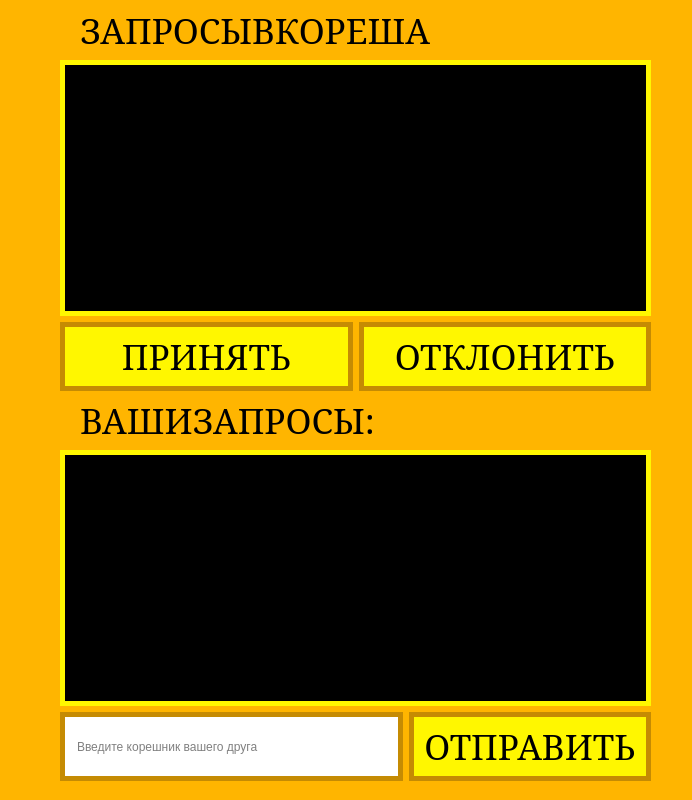
Qt form PesterChum/friendrequset.ui (S032/PesterChum) before a commit.
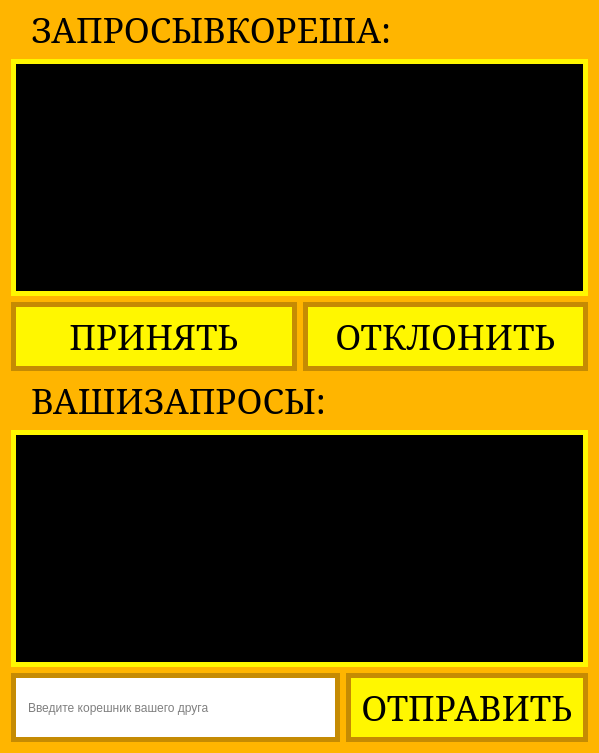
The same form after that commit.

```diff
--- a/PesterChum/friendrequset.ui
+++ b/PesterChum/friendrequset.ui
@@ -6,8 +6,8 @@
    <rect>
     <x>0</x>
     <y>0</y>
-    <width>692</width>
-    <height>800</height>
+    <width>599</width>
+    <height>753</height>
    </rect>
   </property>
   <property name="windowTitle">
@@ -20,14 +20,25 @@
     border-radius: 3px;
     border-radius: 0;</string>
   </property>
+  <layout class="QVBoxLayout" name="verticalLayout">
+   <property name="spacing">
+    <number>0</number>
+   </property>
+   <property name="topMargin">
+    <number>0</number>
+   </property>
+   <item>
+    <layout class="QVBoxLayout" name="Inc_req">
+     <property name="spacing">
+      <number>0</number>
+     </property>
+     <item>
   <widget class="QLabel" name="label">
-   <property name="geometry">
-    <rect>
-     <x>60</x>
-     <y>10</y>
-     <width>381</width>
-     <height>41</height>
-    </rect>
+       <property name="minimumSize">
+        <size>
+         <width>0</width>
+         <height>43</height>
+        </size>
    </property>
    <property name="font">
     <font>
@@ -42,38 +53,7 @@
     <string>ЗАПРОСЫВКОРЕША:</string>
    </property>
   </widget>
-  <widget class="QLabel" name="label_2">
-   <property name="geometry">
-    <rect>
-     <x>60</x>
-     <y>400</y>
-     <width>331</width>
-     <height>41</height>
-    </rect>
-   </property>
-   <property name="font">
-    <font>
-     <family>MS Serif</family>
-     <pointsize>26</pointsize>
-    </font>
-   </property>
-   <property name="styleSheet">
-    <string notr="true">color: rgb(0, 0, 0);</string>
-   </property>
-   <property name="text">
-    <string>ВАШИЗАПРОСЫ:</string>
-   </property>
-  </widget>
-  <widget class="QWidget" name="layoutWidget">
-   <property name="geometry">
-    <rect>
-     <x>60</x>
-     <y>60</y>
-     <width>591</width>
-     <height>331</height>
-    </rect>
-   </property>
-   <layout class="QVBoxLayout" name="verticalLayout">
+     </item>
     <item>
      <widget class="QListView" name="incoming_req">
       <property name="font">
@@ -99,8 +79,27 @@
       </property>
      </widget>
     </item>
+     <item>
+      <spacer name="verticalSpacer">
+       <property name="orientation">
+        <enum>Qt::Vertical</enum>
+       </property>
+       <property name="sizeType">
+        <enum>QSizePolicy::Fixed</enum>
+       </property>
+       <property name="sizeHint" stdset="0">
+        <size>
+         <width>20</width>
+         <height>6</height>
+        </size>
+       </property>
+      </spacer>
+     </item>
     <item>
      <layout class="QHBoxLayout" name="horizontalLayout">
+       <property name="spacing">
+        <number>0</number>
+       </property>
       <item>
        <widget class="QPushButton" name="pushButton">
         <property name="font">
@@ -127,6 +126,22 @@
         </property>
        </widget>
       </item>
+       <item>
+        <spacer name="horizontalSpacer">
+         <property name="orientation">
+          <enum>Qt::Horizontal</enum>
+         </property>
+         <property name="sizeType">
+          <enum>QSizePolicy::Fixed</enum>
+         </property>
+         <property name="sizeHint" stdset="0">
+          <size>
+           <width>6</width>
+           <height>20</height>
+          </size>
+         </property>
+        </spacer>
+       </item>
       <item>
        <widget class="QPushButton" name="pushButton_2">
         <property name="font">
@@ -156,17 +171,34 @@
      </layout>
     </item>
    </layout>
-  </widget>
-  <widget class="QWidget" name="layoutWidget">
-   <property name="geometry">
-    <rect>
-     <x>60</x>
-     <y>450</y>
-     <width>591</width>
-     <height>331</height>
-    </rect>
-   </property>
+   </item>
+   <item>
    <layout class="QVBoxLayout" name="verticalLayout_2">
+     <property name="spacing">
+      <number>0</number>
+     </property>
+     <item>
+      <widget class="QLabel" name="label_2">
+       <property name="minimumSize">
+        <size>
+         <width>0</width>
+         <height>43</height>
+        </size>
+       </property>
+       <property name="font">
+        <font>
+         <family>MS Serif</family>
+         <pointsize>26</pointsize>
+        </font>
+       </property>
+       <property name="styleSheet">
+        <string notr="true">color: rgb(0, 0, 0);</string>
+       </property>
+       <property name="text">
+        <string>ВАШИЗАПРОСЫ:</string>
+       </property>
+      </widget>
+     </item>
     <item>
      <widget class="QListView" name="outgoing_req">
       <property name="font">
@@ -192,8 +224,27 @@
       </property>
      </widget>
     </item>
+     <item>
+      <spacer name="verticalSpacer_2">
+       <property name="orientation">
+        <enum>Qt::Vertical</enum>
+       </property>
+       <property name="sizeType">
+        <enum>QSizePolicy::Fixed</enum>
+       </property>
+       <property name="sizeHint" stdset="0">
+        <size>
+         <width>20</width>
+         <height>6</height>
+        </size>
+       </property>
+      </spacer>
+     </item>
     <item>
      <layout class="QHBoxLayout" name="horizontalLayout_2">
+       <property name="spacing">
+        <number>0</number>
+       </property>
       <item>
        <widget class="QLineEdit" name="lineEdit">
         <property name="sizePolicy">
@@ -221,6 +272,22 @@
         </property>
        </widget>
       </item>
+       <item>
+        <spacer name="horizontalSpacer_2">
+         <property name="orientation">
+          <enum>Qt::Horizontal</enum>
+         </property>
+         <property name="sizeType">
+          <enum>QSizePolicy::Fixed</enum>
+         </property>
+         <property name="sizeHint" stdset="0">
+          <size>
+           <width>6</width>
+           <height>20</height>
+          </size>
+         </property>
+        </spacer>
+       </item>
       <item>
        <widget class="QPushButton" name="pushButton_3">
         <property name="sizePolicy">
@@ -256,7 +323,8 @@
      </layout>
     </item>
    </layout>
-  </widget>
+   </item>
+  </layout>
  </widget>
  <resources/>
  <connections/>
```
Lines whose indentation alone changed are shown as unchanged.
